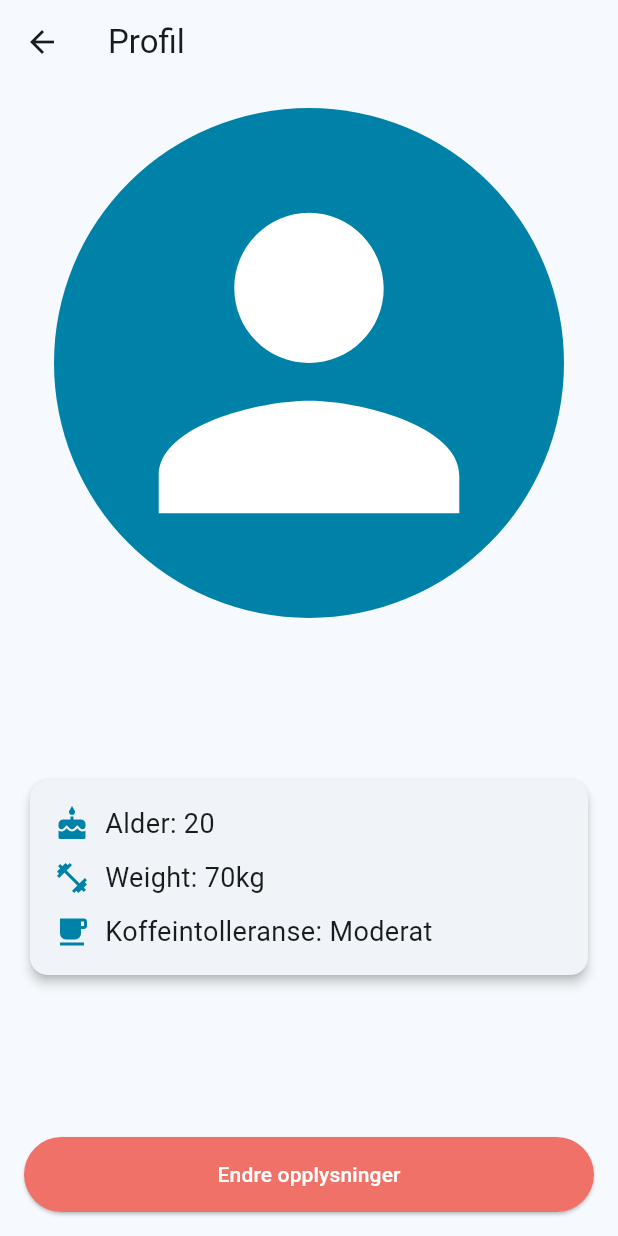
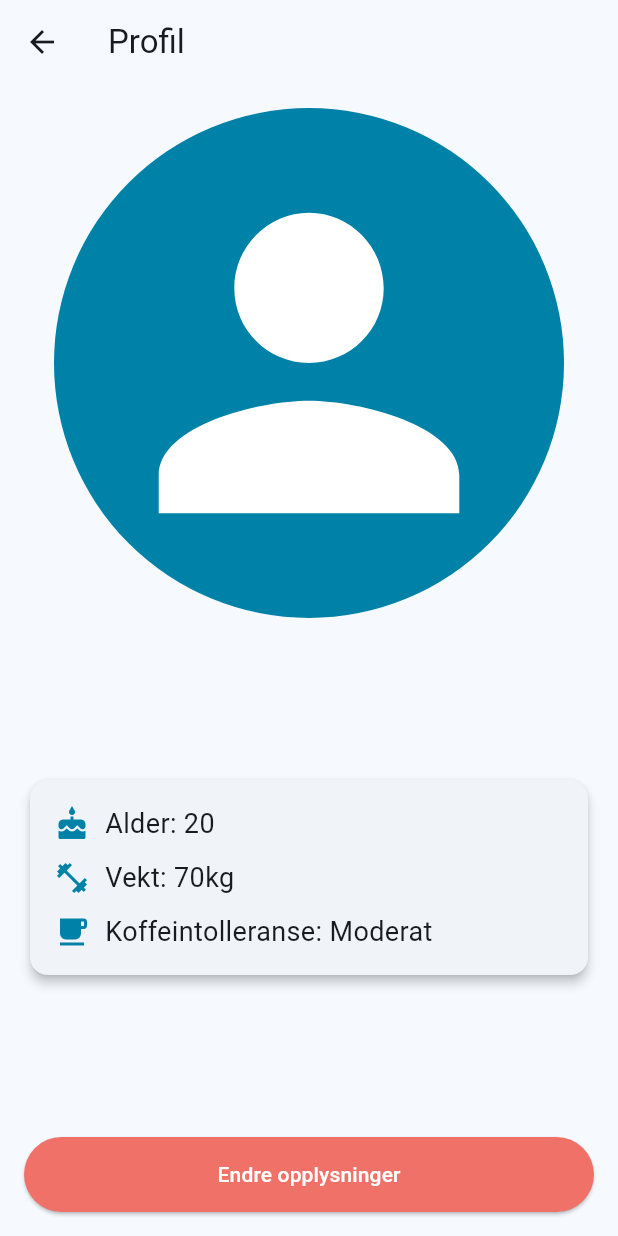
Before and after one commit to quarc0o/caffeine_tracker_app, a Flutter app: the UserProfile screen opened directly, on a phone screen of 412 x 824 dp. Run offline on Flutter 3.47's test engine with Material 2 defaults, Android fonts, the light colour scheme and no system bars; our stand-ins replace firebase_auth, firebase_core, firebase_database, fl_chart, fluttertoast; missing offline and left inert: flutter_barcode_scanner; accounts and stored records are empty.

Commit message:
pretty good

```diff
--- a/lib/views/UserProfile.dart
+++ b/lib/views/UserProfile.dart
@@ -77,7 +77,7 @@ class _UserProfileState extends State<UserProfile> {
                         Icon(Icons.fitness_center, color: Color(0xff0081A7)),
                         SizedBox(width: 10),
                         Text(
-                          "Weight: ${weight}kg",
+                          "Vekt: ${weight}kg",
                           style: TextStyle(fontSize: 18),
                         ),
                       ],
```
